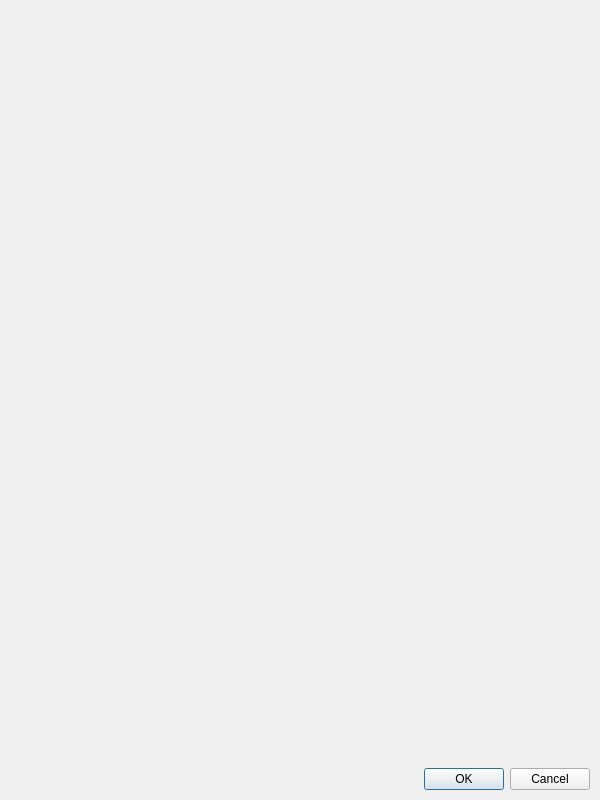
Qt form Apps/g.Tec/g.NEEDaccess/src/gUSB_dlg.ui (sccn/lsl_archived) before a commit.
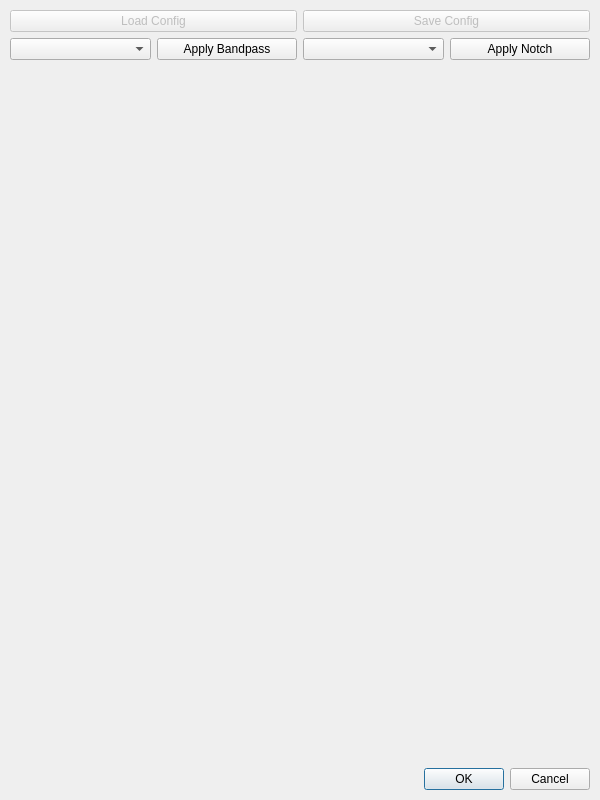
The same form after that commit.

```diff
--- a/Apps/g.Tec/g.NEEDaccess/src/gUSB_dlg.ui
+++ b/Apps/g.Tec/g.NEEDaccess/src/gUSB_dlg.ui
@@ -25,7 +25,7 @@
      <height>790</height>
     </rect>
    </property>
-   <layout class="QVBoxLayout" name="verticalLayout" stretch="1,1">
+   <layout class="QVBoxLayout" name="verticalLayout" stretch="0,0,1,1">
     <property name="leftMargin">
      <number>5</number>
     </property>
@@ -38,6 +38,54 @@
     <property name="bottomMargin">
      <number>5</number>
     </property>
+    <item>
+     <layout class="QHBoxLayout" name="configLayout">
+      <item>
+       <widget class="QPushButton" name="loadCfgButton">
+        <property name="enabled">
+         <bool>false</bool>
+        </property>
+        <property name="text">
+         <string>Load Config</string>
+        </property>
+       </widget>
+      </item>
+      <item>
+       <widget class="QPushButton" name="saveCfgButton">
+        <property name="enabled">
+         <bool>false</bool>
+        </property>
+        <property name="text">
+         <string>Save Config</string>
+        </property>
+       </widget>
+      </item>
+     </layout>
+    </item>
+    <item>
+     <layout class="QHBoxLayout" name="filters_layout">
+      <item>
+       <widget class="QComboBox" name="bandpass_comboBox"/>
+      </item>
+      <item>
+       <widget class="QPushButton" name="bandpass_pushButton">
+        <property name="text">
+         <string>Apply Bandpass</string>
+        </property>
+       </widget>
+      </item>
+      <item>
+       <widget class="QComboBox" name="notch_comboBox"/>
+      </item>
+      <item>
+       <widget class="QPushButton" name="notch_pushButton">
+        <property name="text">
+         <string>Apply Notch</string>
+        </property>
+       </widget>
+      </item>
+     </layout>
+    </item>
     <item>
      <layout class="QGridLayout" name="devices_layout" rowstretch="1" columnstretch="1"/>
     </item>
```
